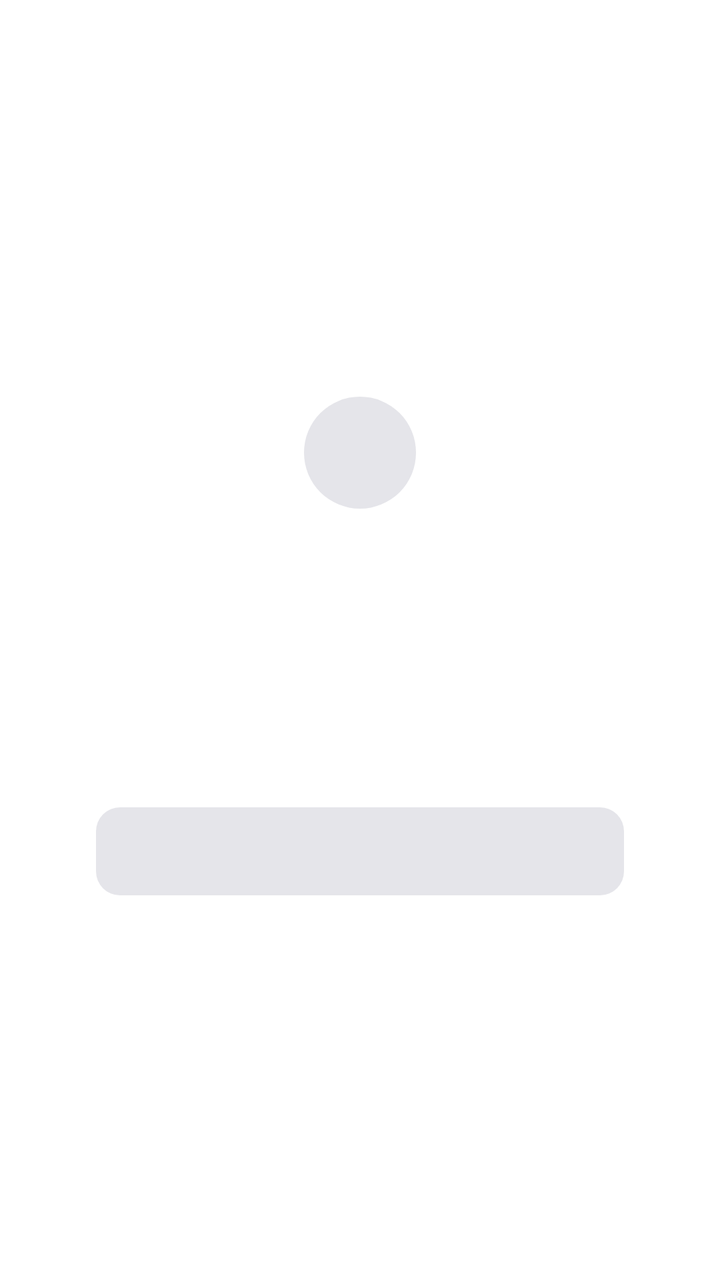
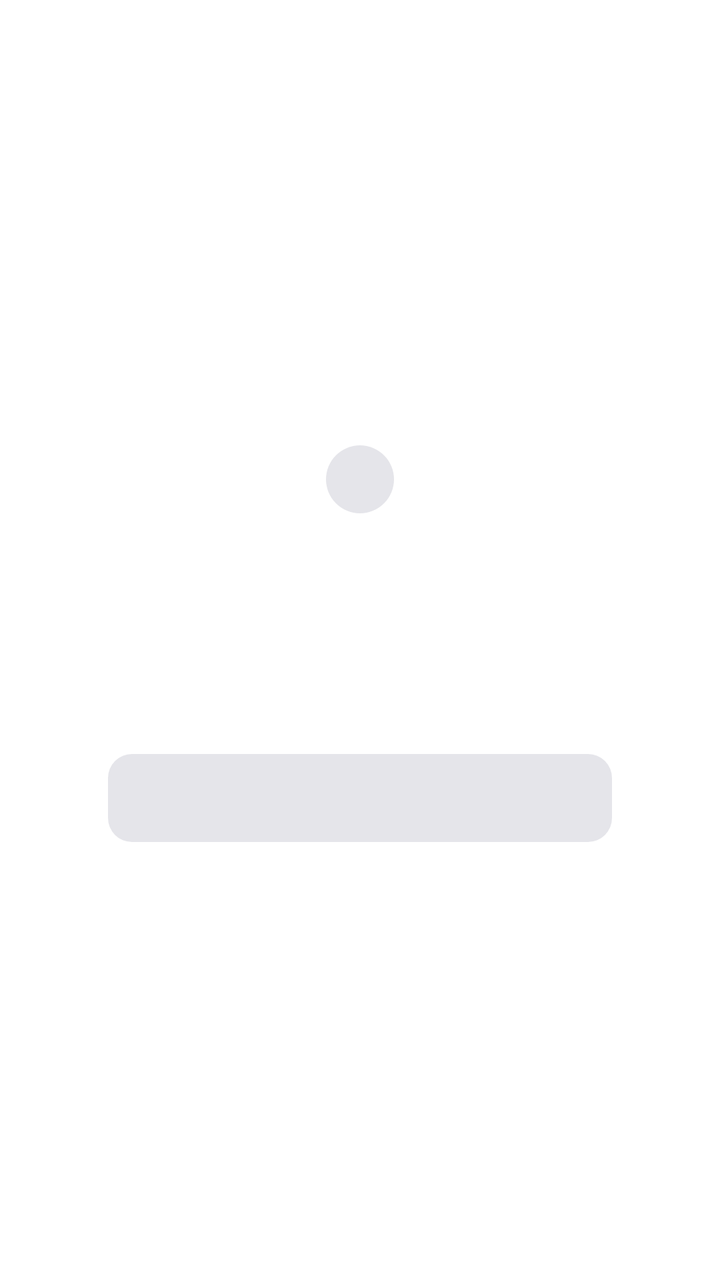

An Android layout rendered at two revisions. The XML below is the earlier revision; the diff shows what the commit changed to produce the second picture.
<!-- AndroidManifest.xml: application theme AppTheme -->
<!-- res/layout/dialog_glass.xml -->
<?xml version="1.0" encoding="utf-8"?>
<FrameLayout xmlns:android="http://schemas.android.com/apk/res/android"
    xmlns:tools="http://schemas.android.com/tools"
    tools:ignore="UselessParent"
    android:layout_width="match_parent"
    android:layout_height="wrap_content"
    android:padding="24dp">

    <LinearLayout
        android:id="@+id/gd_card"
        android:layout_width="match_parent"
        android:layout_height="wrap_content"
        android:layout_gravity="center"
        android:gravity="center_horizontal"
        android:orientation="vertical"
        android:paddingStart="24dp"
        android:paddingTop="26dp"
        android:paddingEnd="24dp"
        android:paddingBottom="20dp">

        <ImageView
            android:id="@+id/gd_icon"
            android:layout_width="56dp"
            android:layout_height="56dp"
            android:background="@drawable/bg_circle_tint"
            android:importantForAccessibility="no"
            android:padding="15dp"
            android:scaleType="fitCenter"
            android:tint="@color/accent_text" />

        <TextView
            android:id="@+id/gd_title"
            android:layout_width="match_parent"
            android:layout_height="wrap_content"
            android:layout_marginTop="16dp"
            android:gravity="center"
            android:textColor="@color/text_primary"
            android:textSize="20sp"
            android:textStyle="bold" />

        <TextView
            android:id="@+id/gd_message"
            android:layout_width="match_parent"
            android:layout_height="wrap_content"
            android:layout_marginTop="8dp"
            android:gravity="center"
            android:lineSpacingMultiplier="1.1"
            android:textColor="@color/text_secondary"
            android:textSize="15sp" />

        <TextView
            android:id="@+id/gd_positive"
            style="@style/Pill"
            android:layout_width="match_parent"
            android:layout_marginTop="24dp"
            android:clickable="true"
            android:focusable="true"
            android:textColor="@color/on_accent"
            android:textStyle="bold" />

        <TextView
            android:id="@+id/gd_negative"
            style="@style/Pill"
            android:layout_width="match_parent"
            android:layout_marginTop="10dp"
            android:background="@drawable/bg_pill_tint"
            android:clickable="true"
            android:focusable="true"
            android:textColor="@color/text_primary" />
    </LinearLayout>
</FrameLayout>
<!-- resources referenced by this layout -->
<resources>
  <color name="accent_text">#FF453A</color>
  <color name="on_accent">#FFFFFF</color>
  <color name="text_primary">#FFFFFF</color>
  <color name="text_secondary">#A1A1A6</color>
  <!-- drawable bg_circle_tint (drawable) -->
  <?xml version="1.0" encoding="utf-8"?>
  <ripple xmlns:android="http://schemas.android.com/apk/res/android"
      android:color="@color/ripple">
      <item>
          <shape android:shape="oval">
              <solid android:color="@color/surface_raised" />
          </shape>
      </item>
      <item android:id="@android:id/mask">
          <shape android:shape="oval">
              <solid android:color="#FFFFFFFF" />
          </shape>
      </item>
  </ripple>
  <!-- drawable bg_pill_tint (drawable) -->
  <?xml version="1.0" encoding="utf-8"?>
  <ripple xmlns:android="http://schemas.android.com/apk/res/android"
      android:color="@color/ripple">
      <item>
          <shape android:shape="rectangle">
              <solid android:color="@color/surface_raised" />
              <corners android:radius="12dp" />
          </shape>
      </item>
      <item android:id="@android:id/mask">
          <shape android:shape="rectangle">
              <solid android:color="#FFFFFFFF" />
              <corners android:radius="12dp" />
          </shape>
      </item>
  </ripple>
  <style name="Pill">
          <item name="android:layout_width">wrap_content</item>
          <item name="android:layout_height">@dimen/pill_height</item>
          <item name="android:gravity">center</item>
          <item name="android:paddingStart">18dp</item>
          <item name="android:paddingEnd">20dp</item>
          <item name="android:drawablePadding">8dp</item>
          <item name="android:textSize">15sp</item>
          <item name="android:fontFamily">sans-serif-medium</item>
          <item name="android:maxLines">1</item>
      </style>
  <color name="ripple">#33FFFFFF</color>
  <color name="surface_raised">#2C2C2E</color>
  <dimen name="pill_height">44dp</dimen>
  <color name="surface">#1C1C1E</color>
  <color name="bg">#000000</color>
  <color name="text_tertiary">#8E8E93</color>
  <style name="AppDialog" parent="android:Theme.Material.Dialog.Alert">
          <item name="android:colorBackground">@color/surface_raised</item>
          <item name="android:colorAccent">@color/accent_text</item>
          <item name="android:textColorPrimary">@color/text_primary</item>
          <item name="android:textColorSecondary">@color/text_secondary</item>
      </style>
  <style name="AppPopup" parent="android:Widget.Material.PopupMenu">
          <item name="android:popupBackground">@color/surface_raised</item>
      </style>
  <style name="AppSwitch" parent="android:Widget.Material.CompoundButton.Switch">
          <item name="android:thumb">@drawable/switch_thumb</item>
          <item name="android:track">@drawable/switch_track</item>
          <item name="android:splitTrack">false</item>
          <item name="android:showText">false</item>
          <item name="android:background">@null</item>
      </style>
  <!-- drawable switch_thumb (drawable) -->
  <?xml version="1.0" encoding="utf-8"?>
  <layer-list xmlns:android="http://schemas.android.com/apk/res/android">
      <item
          android:left="2dp"
          android:top="3dp"
          android:right="2dp"
          android:bottom="1dp">
          <shape android:shape="oval">
              <solid android:color="#22000000" />
              <size
                  android:width="27dp"
                  android:height="27dp" />
          </shape>
      </item>
      <item
          android:left="2dp"
          android:top="2dp"
          android:right="2dp"
          android:bottom="2dp">
          <shape android:shape="oval">
              <solid android:color="#FFFFFFFF" />
              <size
                  android:width="27dp"
                  android:height="27dp" />
          </shape>
      </item>
  </layer-list>
  <color name="outline">#48484A</color>
  <color name="accent">#E5202B</color>
  <color name="eq_track">#3A3A3C</color>
  <!-- unchanged entries left out for length: 2 -->
</resources>

<!-- the commit's change to res/layout/dialog_glass.xml (unified diff, before → after) -->
@@ -4,7 +4,7 @@
     tools:ignore="UselessParent"
     android:layout_width="match_parent"
     android:layout_height="wrap_content"
-    android:padding="24dp">
+    android:padding="36dp">
 
     <LinearLayout
         android:id="@+id/gd_card"
@@ -13,18 +13,18 @@
         android:layout_gravity="center"
         android:gravity="center_horizontal"
         android:orientation="vertical"
-        android:paddingStart="24dp"
-        android:paddingTop="26dp"
-        android:paddingEnd="24dp"
-        android:paddingBottom="20dp">
+        android:paddingStart="18dp"
+        android:paddingTop="18dp"
+        android:paddingEnd="18dp"
+        android:paddingBottom="14dp">
 
         <ImageView
             android:id="@+id/gd_icon"
-            android:layout_width="56dp"
-            android:layout_height="56dp"
+            android:layout_width="34dp"
+            android:layout_height="34dp"
             android:background="@drawable/bg_circle_tint"
             android:importantForAccessibility="no"
-            android:padding="15dp"
+            android:padding="8dp"
             android:scaleType="fitCenter"
             android:tint="@color/accent_text" />
 
@@ -32,27 +32,27 @@
             android:id="@+id/gd_title"
             android:layout_width="match_parent"
             android:layout_height="wrap_content"
-            android:layout_marginTop="16dp"
+            android:layout_marginTop="10dp"
             android:gravity="center"
             android:textColor="@color/text_primary"
-            android:textSize="20sp"
+            android:textSize="16sp"
             android:textStyle="bold" />
 
         <TextView
             android:id="@+id/gd_message"
             android:layout_width="match_parent"
             android:layout_height="wrap_content"
-            android:layout_marginTop="8dp"
+            android:layout_marginTop="5dp"
             android:gravity="center"
             android:lineSpacingMultiplier="1.1"
             android:textColor="@color/text_secondary"
-            android:textSize="15sp" />
+            android:textSize="13sp" />
 
         <TextView
             android:id="@+id/gd_positive"
             style="@style/Pill"
             android:layout_width="match_parent"
-            android:layout_marginTop="24dp"
+            android:layout_marginTop="14dp"
             android:clickable="true"
             android:focusable="true"
             android:textColor="@color/on_accent"
@@ -62,7 +62,7 @@
             android:id="@+id/gd_negative"
             style="@style/Pill"
             android:layout_width="match_parent"
-            android:layout_marginTop="10dp"
+            android:layout_marginTop="8dp"
             android:background="@drawable/bg_pill_tint"
             android:clickable="true"
             android:focusable="true"
